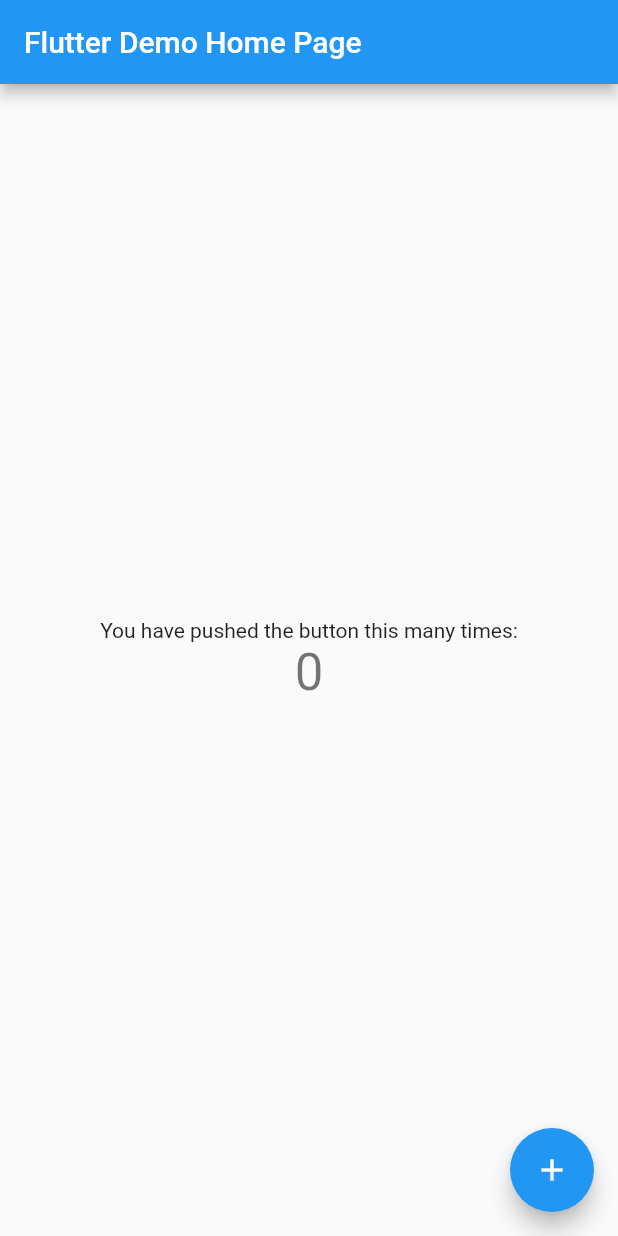
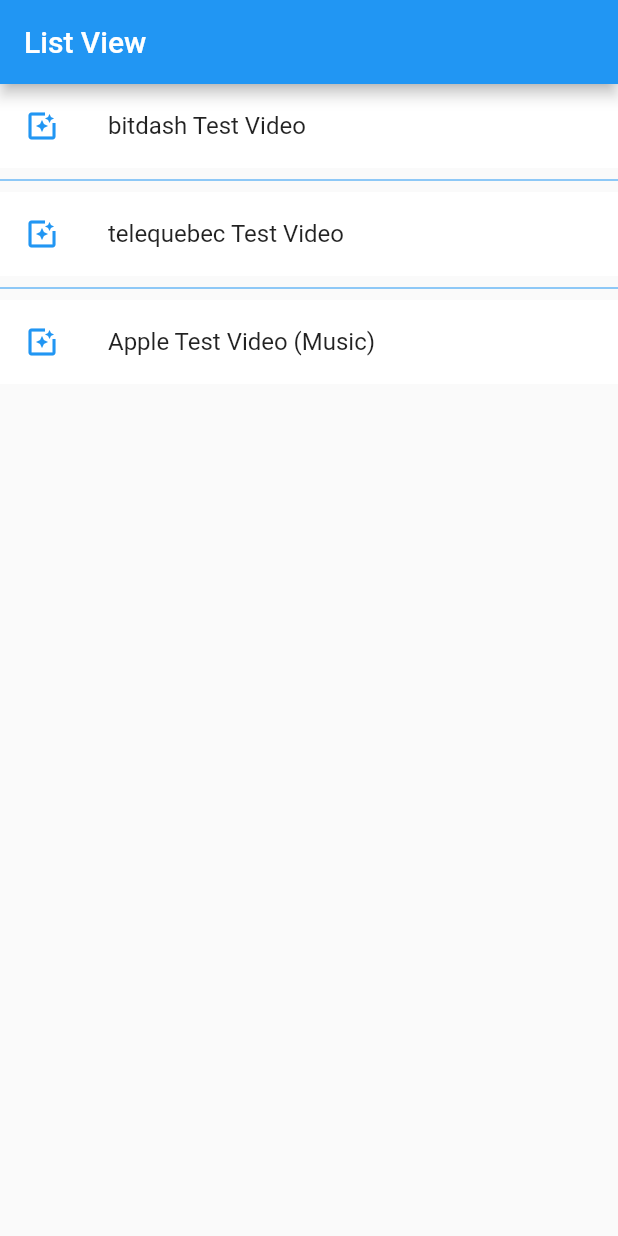
Before and after one commit to JUNKI555/flutter_practice05, a Flutter app: the screen it shows after launch, on a phone screen of 412 x 824 dp. Run offline on Flutter 3.47's test engine with Material 2 defaults, Android fonts, the phone set to English and light mode, and no system bars.

Commit message:
:construction: add a play list screen

```diff
--- a/lib/main.dart
+++ b/lib/main.dart
@@ -1,4 +1,5 @@
 import 'package:flutter/material.dart';
+import 'views/play_list.dart';
 
 void main() {
   runApp(MyApp());
@@ -19,54 +20,10 @@ class MyApp extends StatelessWidget {
           },
         ),
       ),
-      home: MyHomePage(title: 'Flutter Demo Home Page'),
+      darkTheme: ThemeData(brightness: Brightness.dark),
+      routes: <String, WidgetBuilder>{
+        '/': (_) => new PlayList(),
+      },
     );
   }
 }
-
-class MyHomePage extends StatefulWidget {
-  MyHomePage({Key key, this.title}) : super(key: key);
-
-  final String title;
-
-  @override
-  _MyHomePageState createState() => _MyHomePageState();
-}
-
-class _MyHomePageState extends State<MyHomePage> {
-  int _counter = 0;
-
-  void _incrementCounter() {
-    setState(() {
-      _counter++;
-    });
-  }
-
-  @override
-  Widget build(BuildContext context) {
-    return Scaffold(
-      appBar: AppBar(
-        title: Text(widget.title),
-      ),
-      body: Center(
-        child: Column(
-          mainAxisAlignment: MainAxisAlignment.center,
-          children: <Widget>[
-            Text(
-              'You have pushed the button this many times:',
-            ),
-            Text(
-              '$_counter',
-              style: Theme.of(context).textTheme.headline4,
-            ),
-          ],
-        ),
-      ),
-      floatingActionButton: FloatingActionButton(
-        onPressed: _incrementCounter,
-        tooltip: 'Increment',
-        child: Icon(Icons.add),
-      ),
-    );
-  }
-}
--- /dev/null
+++ b/lib/view_models/list_view_model.dart
@@ -0,0 +1,28 @@
+import 'dart:convert';
+import 'package:flutter/services.dart' show rootBundle;
+import '../entities/content.dart';
+
+class ListViewModel {
+  List<Content> _contents = [];
+
+  List<Content> get contents {
+    return [..._contents];
+  }
+
+  Future<List<Content>> fetchContents() async {
+    final loadData = await rootBundle.loadString('assets/json/playlist.json');
+    final jsonMap = jsonDecode(loadData) as Map<String, dynamic>;
+
+    if (jsonMap['playlist'] != null) {
+      final result = <Content>[];
+      jsonMap['playlist'].forEach((dynamic v) {
+        result.add(new Content.fromJson(v as Map<String, dynamic>));
+      });
+
+      _contents = result;
+    }
+
+    // notifyListeners();
+    return _contents;
+  }
+}
--- /dev/null
+++ b/lib/views/play_list.dart
@@ -0,0 +1,49 @@
+import 'package:flutter/material.dart';
+import '../entities/content.dart';
+import '../view_models/list_view_model.dart';
+
+class PlayList extends StatelessWidget {
+  @override
+  Widget build(BuildContext context) {
+    return Scaffold(
+      appBar: AppBar(
+        title: const Text('List View'),
+      ),
+      body: FutureBuilder<List<Content>>(
+        future: new ListViewModel().fetchContents(),
+        builder: (context, snapshot) {
+          if (snapshot.connectionState == ConnectionState.waiting) {
+            return const CircularProgressIndicator();
+          } else if (snapshot.hasError) {
+            return Text('Error: ${snapshot.error}');
+          }
+
+          final contents = snapshot.data;
+          return Scrollbar(
+            child: RefreshIndicator(
+              child: ListView.separated(
+                itemCount: contents.length,
+                itemBuilder: (context, index) {
+                  final listTile = ListTile(
+                    leading: const Icon(Icons.photo_filter, color: Colors.blue),
+                    title: Text(contents[index].title),
+                    onTap: () {
+                      // do nothing
+                    },
+                  );
+                  return Container(color: Colors.white, child: listTile);
+                },
+                separatorBuilder: (BuildContext context, int index) {
+                  return const Divider(
+                    color: Colors.blue,
+                  );
+                },
+              ),
+              onRefresh: new ListViewModel().fetchContents,
+            ),
+          );
+        },
+      ),
+    );
+  }
+}
```
